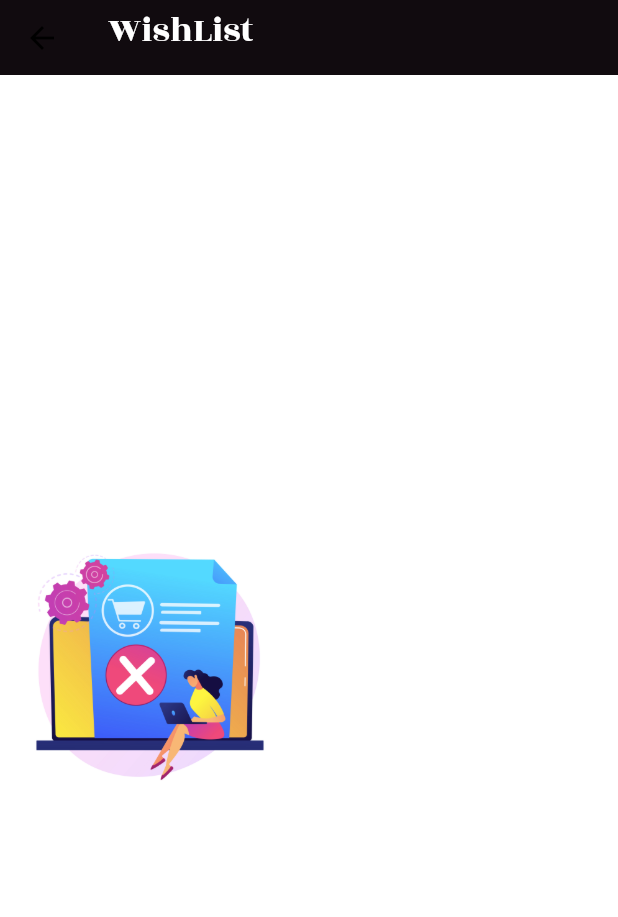
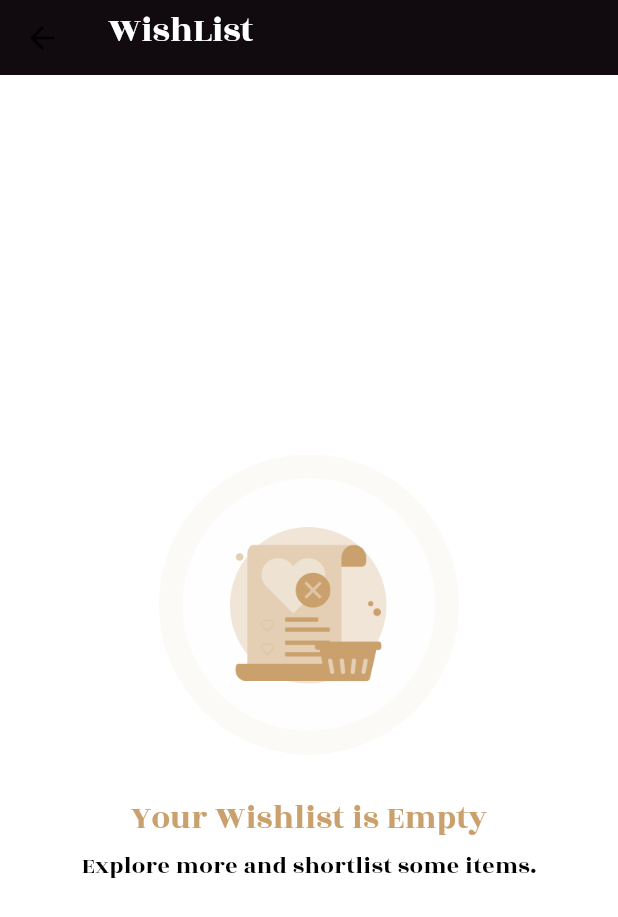
Before and after one commit to SaicharanGattu02/outfitter, a Flutter app: the WishlistScreen screen opened directly, on a phone screen of 412 x 824 dp. Shown: the top 917 px of the screen. Run offline on Flutter 3.47's test engine with Material 3 defaults, Android fonts, the phone set to English and light mode, and no system bars; our stand-ins replace connectivity_plus, dropdown_button2, firebase_analytics, firebase_core, firebase_crashlytics, firebase_messaging and 6 more; accounts and stored records are empty; network calls fail.

Commit message:
Committed by varun 18-11-2024 at 2:53 PM

```diff
--- a/lib/Screens/WishList.dart
+++ b/lib/Screens/WishList.dart
@@ -45,17 +45,39 @@ class _WishlistScreenState extends State<WishlistScreen> {
               final product_list = profileProvider.wishlistProducts;
               print("Consumer product list: ${product_list}");
               if (product_list.isEmpty) {
-                return Column(
-                  mainAxisAlignment: MainAxisAlignment.center,
-                  crossAxisAlignment: CrossAxisAlignment.center,
+                return Center(
+                  child: Column(
                     children: [
                       Image.asset(
-                      'assets/nodata.jpg', // Your "no items" image
+                        alignment: Alignment.center,
+                        'assets/no_wishlist.png', // Your "no items" image
                         width: 200,
                         height: 200,
                         fit: BoxFit.cover,
                       ),
+                      SizedBox(height: 30,),
+                      Text("Your Wishlist is Empty",
+                        style: TextStyle(
+                          color: Color(0xffCAA16C),
+                          fontFamily: 'RozhaOne',
+                          fontSize: 22,
+                          height: 18 / 16,
+                          fontWeight: FontWeight.w400,
+                        ),
+                      ),
+                      SizedBox(height: 10,),
+                      Text("Explore more and shortlist some items.",
+                        style: TextStyle(
+                          color: Color(0xff000000),
+                          fontFamily: 'RozhaOne',
+                          fontSize: 16,
+                          height: 18 / 16,
+                          fontWeight: FontWeight.w400,
+                        ),
+                      ),
+
                     ],
+                  ),
                 );
               }
 
```
Also changed, not shown: lib/Screens/ProdcutListScreen.dart (+33 -5 lines), lib/Screens/checkout.dart (+3 -4 lines), assets/no_address.png (added), assets/no_product.png (added), assets/no_wishlist.png (added). Lines whose indentation alone changed are shown as unchanged.
